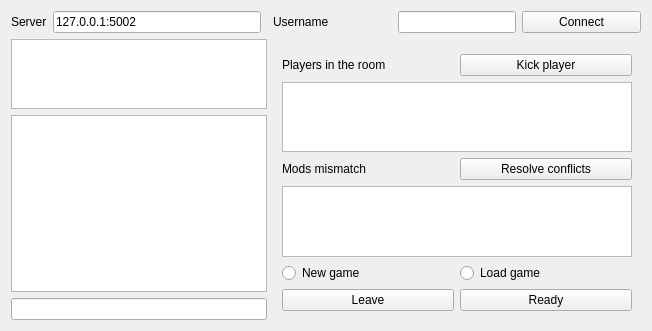
Before: the Qt Designer form launcher/lobby/lobby_moc.ui in vcmi/vcmi, drawn with Qt 5.
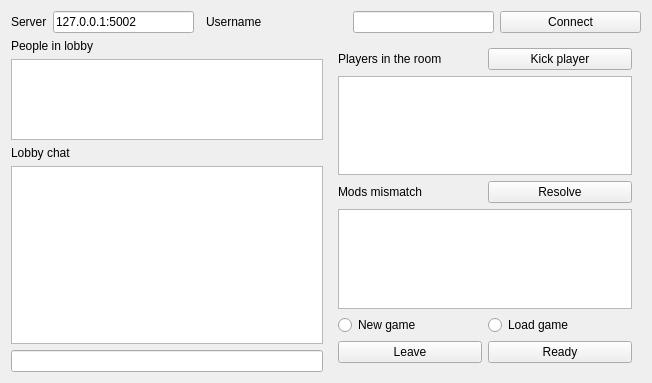
After: the same form once the commit is applied. The open tabs and pages were chosen to show the change.

What changed in the file:
```diff
--- a/launcher/lobby/lobby_moc.ui
+++ b/launcher/lobby/lobby_moc.ui
@@ -7,13 +7,26 @@
     <x>0</x>
     <y>0</y>
     <width>652</width>
-    <height>331</height>
+    <height>383</height>
    </rect>
   </property>
   <property name="windowTitle">
    <string>Form</string>
   </property>
   <layout class="QGridLayout" name="gridLayout">
+   <item row="0" column="3">
+    <widget class="QLabel" name="label_4">
+     <property name="sizePolicy">
+      <sizepolicy hsizetype="Expanding" vsizetype="Preferred">
+       <horstretch>0</horstretch>
+       <verstretch>0</verstretch>
+      </sizepolicy>
+     </property>
+     <property name="text">
+      <string>Username</string>
+     </property>
+    </widget>
+   </item>
    <item row="0" column="5">
     <widget class="QPushButton" name="connectButton">
      <property name="sizePolicy">
@@ -30,22 +43,6 @@
      </property>
     </widget>
    </item>
-   <item row="0" column="3">
-    <widget class="QLabel" name="label_4">
-     <property name="sizePolicy">
-      <sizepolicy hsizetype="Expanding" vsizetype="Preferred">
-       <horstretch>0</horstretch>
-       <verstretch>0</verstretch>
-      </sizepolicy>
-     </property>
-     <property name="text">
-      <string>Username</string>
-     </property>
-    </widget>
-   </item>
-   <item row="0" column="4">
-    <widget class="QLineEdit" name="userEdit"/>
-   </item>
    <item row="0" column="1">
     <widget class="QLineEdit" name="serverEdit">
      <property name="text">
@@ -60,13 +57,109 @@
      </property>
     </widget>
    </item>
-   <item row="2" column="3" rowspan="2" colspan="3">
+   <item row="0" column="4">
+    <widget class="QLineEdit" name="userEdit"/>
+   </item>
+   <item row="1" column="0" colspan="6">
+    <layout class="QHBoxLayout" name="horizontalLayout">
+     <property name="bottomMargin">
+      <number>0</number>
+     </property>
+     <item>
+      <layout class="QVBoxLayout" name="verticalLayout">
+       <property name="bottomMargin">
+        <number>0</number>
+       </property>
+       <item>
+        <widget class="QLabel" name="label_2">
+         <property name="text">
+          <string>People in lobby</string>
+         </property>
+        </widget>
+       </item>
+       <item>
+        <widget class="QListWidget" name="listUsers">
+         <property name="sizePolicy">
+          <sizepolicy hsizetype="Expanding" vsizetype="Maximum">
+           <horstretch>0</horstretch>
+           <verstretch>0</verstretch>
+          </sizepolicy>
+         </property>
+         <property name="maximumSize">
+          <size>
+           <width>16777215</width>
+           <height>96</height>
+          </size>
+         </property>
+         <property name="midLineWidth">
+          <number>0</number>
+         </property>
+         <property name="editTriggers">
+          <set>QAbstractItemView::NoEditTriggers</set>
+         </property>
+         <property name="selectionMode">
+          <enum>QAbstractItemView::NoSelection</enum>
+         </property>
+         <property name="isWrapping" stdset="0">
+          <bool>true</bool>
+         </property>
+         <property name="layoutMode">
+          <enum>QListView::SinglePass</enum>
+         </property>
+        </widget>
+       </item>
+       <item>
+        <widget class="QLabel" name="label_6">
+         <property name="text">
+          <string>Lobby chat</string>
+         </property>
+        </widget>
+       </item>
+       <item>
+        <widget class="QPlainTextEdit" name="chat">
+         <property name="readOnly">
+          <bool>true</bool>
+         </property>
+        </widget>
+       </item>
+       <item>
+        <widget class="QLineEdit" name="messageEdit"/>
+       </item>
+      </layout>
+     </item>
+     <item>
     <widget class="QStackedWidget" name="stackedWidget">
+       <property name="sizePolicy">
+        <sizepolicy hsizetype="Expanding" vsizetype="Preferred">
+         <horstretch>0</horstretch>
+         <verstretch>0</verstretch>
+        </sizepolicy>
+       </property>
      <property name="currentIndex">
       <number>0</number>
      </property>
      <widget class="QWidget" name="sessionsPage">
       <layout class="QGridLayout" name="gridLayout_2">
+         <item row="1" column="0">
+          <widget class="QPushButton" name="newButton">
+           <property name="enabled">
+            <bool>false</bool>
+           </property>
+           <property name="text">
+            <string>New room</string>
+           </property>
+          </widget>
+         </item>
+         <item row="1" column="1">
+          <widget class="QPushButton" name="joinButton">
+           <property name="enabled">
+            <bool>false</bool>
+           </property>
+           <property name="text">
+            <string>Join room</string>
+           </property>
+          </widget>
+         </item>
        <item row="0" column="0" colspan="2">
         <widget class="QTableWidget" name="sessionsTable">
          <property name="editTriggers">
@@ -113,26 +206,6 @@
          </column>
         </widget>
        </item>
-       <item row="1" column="0">
-        <widget class="QPushButton" name="newButton">
-         <property name="enabled">
-          <bool>false</bool>
-         </property>
-         <property name="text">
-          <string>New room</string>
-         </property>
-        </widget>
-       </item>
-       <item row="1" column="1">
-        <widget class="QPushButton" name="joinButton">
-         <property name="enabled">
-          <bool>false</bool>
-         </property>
-         <property name="text">
-          <string>Join room</string>
-         </property>
-        </widget>
-       </item>
       </layout>
      </widget>
      <widget class="QWidget" name="roomPage">
@@ -184,7 +257,7 @@
           <set>QAbstractItemView::NoEditTriggers</set>
          </property>
          <property name="selectionMode">
-          <enum>QAbstractItemView::NoSelection</enum>
+            <enum>QAbstractItemView::MultiSelection</enum>
          </property>
         </widget>
        </item>
@@ -198,7 +271,7 @@
        <item row="3" column="1">
         <widget class="QPushButton" name="buttonResolve">
          <property name="text">
-          <string>Resolve conflicts</string>
+            <string>Resolve</string>
          </property>
         </widget>
        </item>
@@ -226,34 +299,6 @@
       </layout>
      </widget>
     </widget>
-   </item>
-   <item row="1" column="0" rowspan="3" colspan="3">
-    <layout class="QVBoxLayout" name="verticalLayout">
-     <property name="bottomMargin">
-      <number>0</number>
-     </property>
-     <item>
-      <widget class="QListWidget" name="listUsers">
-       <property name="sizePolicy">
-        <sizepolicy hsizetype="Expanding" vsizetype="Preferred">
-         <horstretch>0</horstretch>
-         <verstretch>120</verstretch>
-        </sizepolicy>
-       </property>
-       <property name="editTriggers">
-        <set>QAbstractItemView::NoEditTriggers</set>
-       </property>
-      </widget>
-     </item>
-     <item>
-      <widget class="QPlainTextEdit" name="chat">
-       <property name="readOnly">
-        <bool>true</bool>
-       </property>
-      </widget>
-     </item>
-     <item>
-      <widget class="QLineEdit" name="messageEdit"/>
      </item>
     </layout>
    </item>
```
Lines whose indentation alone changed are shown as unchanged.
